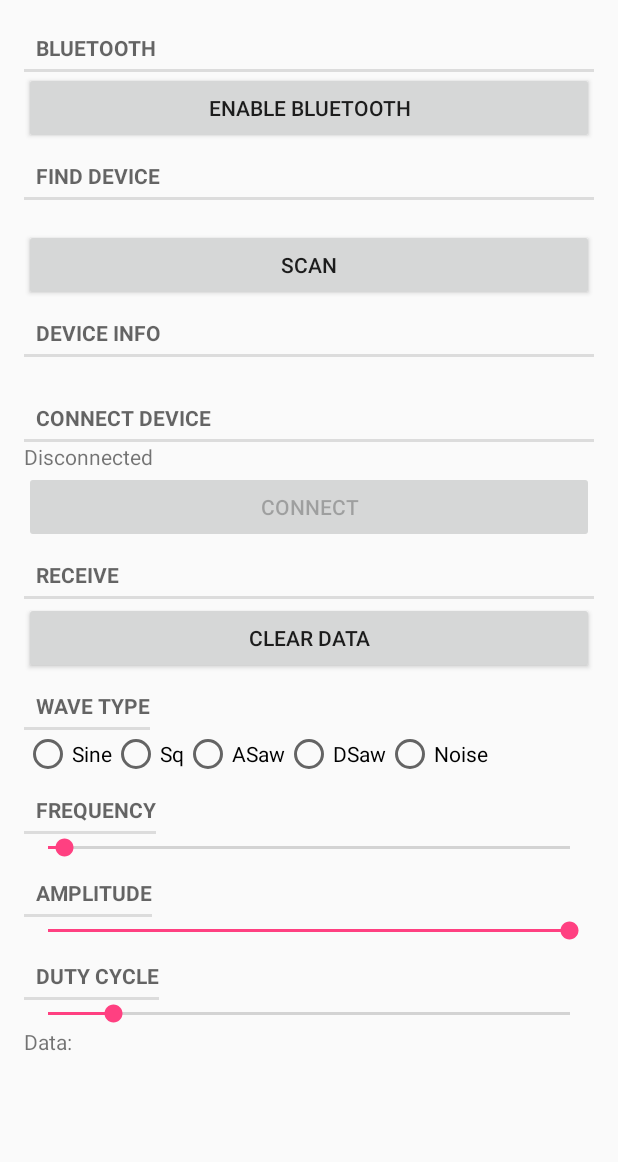
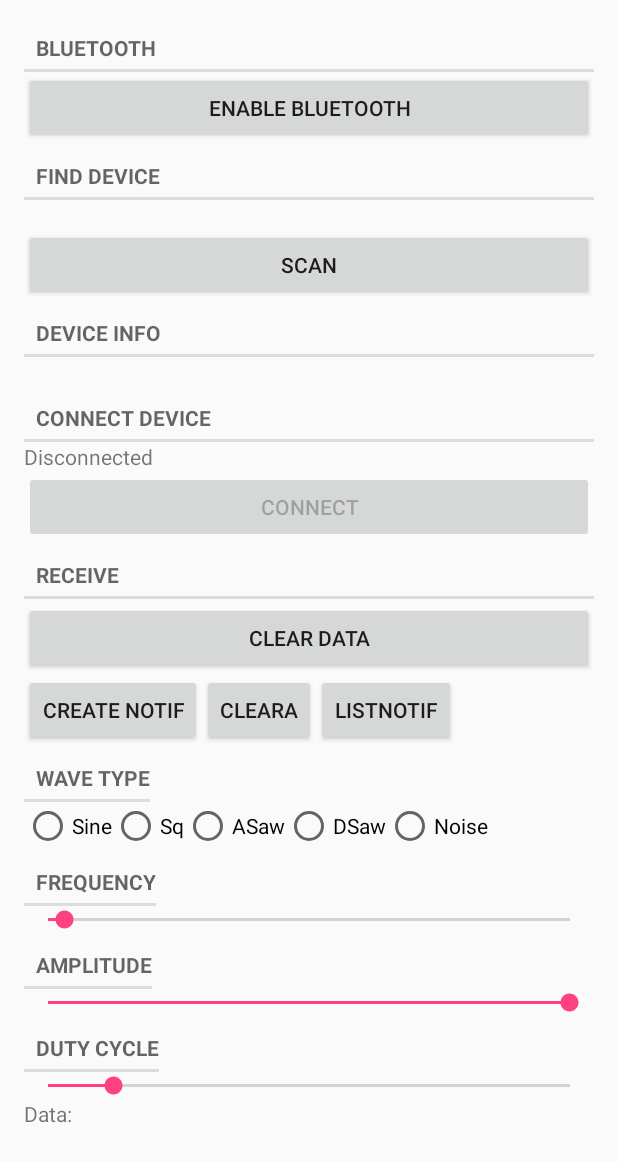
Before and after one commit to AKAMEDIASYSTEM/WEFT, an Android app: the screen it shows after launch (MainActivity), on a phone screen of 412 x 824 dp. Shown: the top 1162 px of the screen. Run offline under Robolectric (Android 15) with nearby library versions, the phone set to English and light mode, and no system bars.

Commit message:
android app updates, debugging and notifications integration

```diff
--- a/android/WEFT/app/src/main/java/com/akamediasystem/weft/RFduinoService.java
+++ b/android/WEFT/app/src/main/java/com/akamediasystem/weft/RFduinoService.java
@@ -263,6 +263,7 @@ public class RFduinoService extends Service {
 
         characteristic.setValue(data);
         characteristic.setWriteType(BluetoothGattCharacteristic.WRITE_TYPE_NO_RESPONSE);
+        Log.d(TAG, "RFduino wrote! "+data.toString());
         return mBluetoothGatt.writeCharacteristic(characteristic);
     }
 
--- a/android/WEFT/app/src/main/res/layout/activity_main.xml
+++ b/android/WEFT/app/src/main/res/layout/activity_main.xml
@@ -153,6 +153,29 @@ android:id="@+id/scrollView">
         android:layout_width="fill_parent"
         android:layout_height="fill_parent">
 
+        <Button
+            style="?android:attr/buttonStyleSmall"
+            android:layout_width="wrap_content"
+            android:layout_height="wrap_content"
+            android:text="Create Notif"
+            android:id="@+id/btnCreateNotify"
+            android:onClick="buttonClicked" />
+
+        <Button
+            style="?android:attr/buttonStyleSmall"
+            android:layout_width="wrap_content"
+            android:layout_height="wrap_content"
+            android:text="ClearA"
+            android:id="@+id/btnClearNotify"
+            android:onClick="buttonClicked" />
+
+        <Button
+            style="?android:attr/buttonStyleSmall"
+            android:layout_width="wrap_content"
+            android:layout_height="wrap_content"
+            android:text="ListNotif"
+            android:id="@+id/btnListNotify"
+            android:onClick="buttonClicked" />
     </LinearLayout>
 
 
```
Also changed, not shown: android/WEFT/app/src/main/AndroidManifest.xml (+17 -5 lines), android/WEFT/app/src/main/java/com/akamediasystem/weft/MainActivity.java (+55 -33 lines), android/WEFT/app/src/main/java/com/akamediasystem/weft/NLService.java (added, +90 -0 lines), 4 other files.
